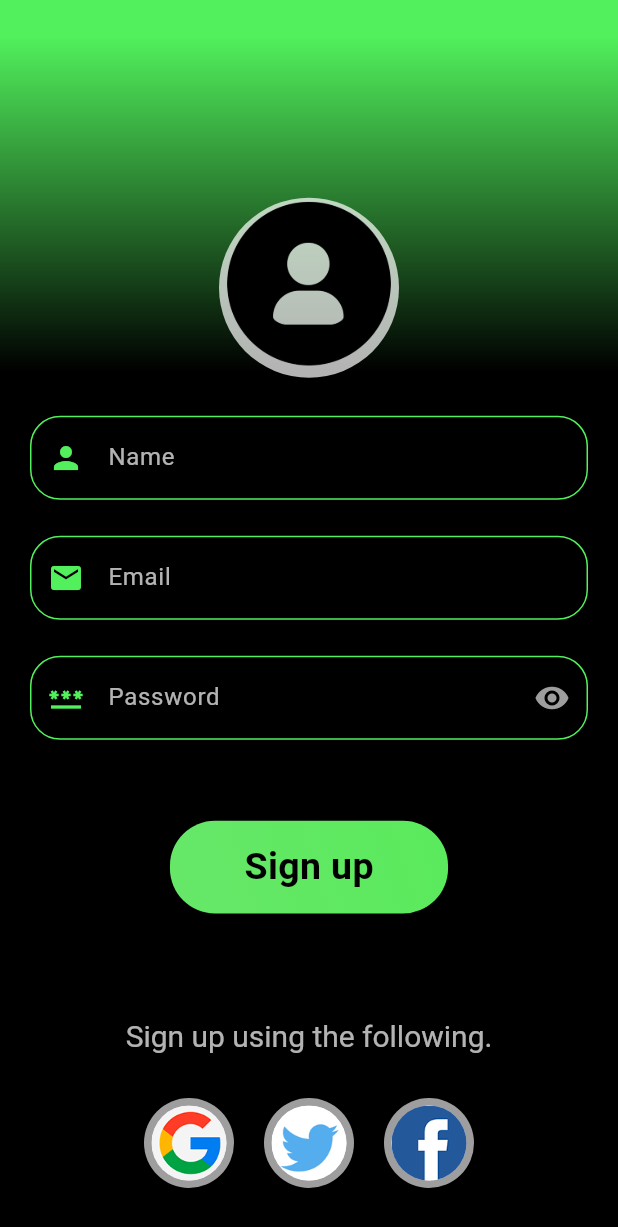
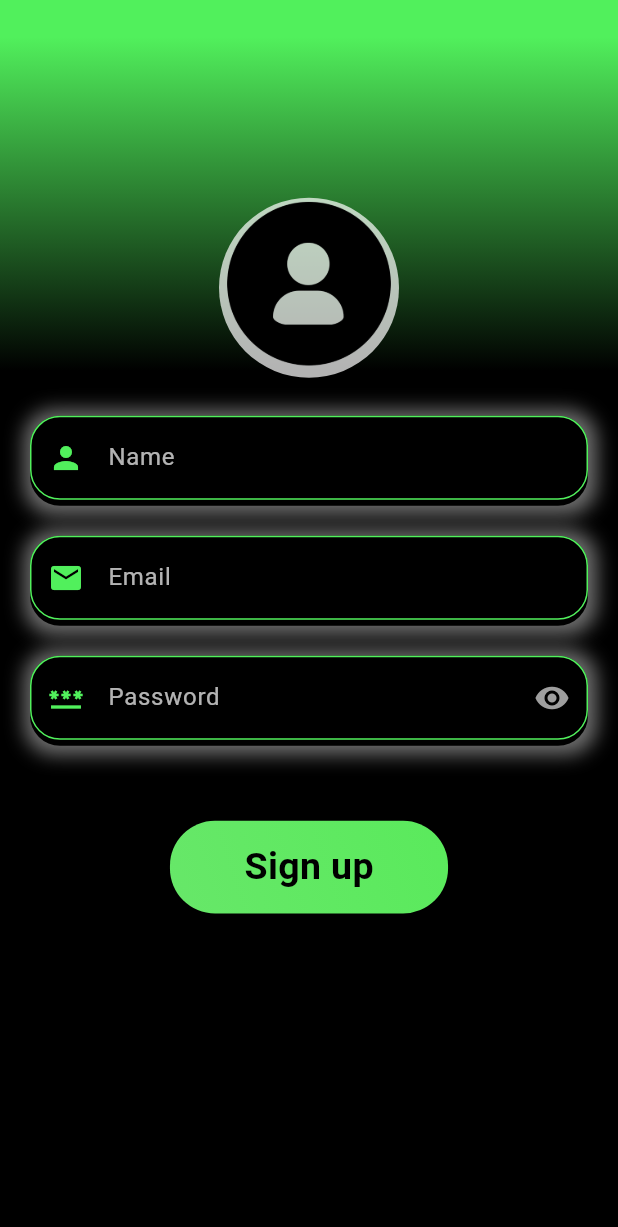
Before and after one commit to SaurikSaha/GoldenOrder-Hackfest24, a Flutter app: the SignUpPage screen opened directly, on a phone screen of 412 x 824 dp. Shown: the top 1227 px of the screen. Run offline on Flutter 3.47's test engine with Material 3 defaults, Android fonts, the phone set to English and light mode, and no system bars; our stand-ins replace camera, firebase_auth, firebase_core, firebase_database, firebase_storage, get and 4 more; accounts and stored records are empty; network calls fail.

Commit message:
Final commit

```diff
--- a/lib/signuppage.dart
+++ b/lib/signuppage.dart
@@ -81,14 +81,14 @@ class _SignUpPageState extends State<SignUpPage> {
                     decoration: BoxDecoration(
                         borderRadius: BorderRadius.circular(20),
                         color: Colors.black,
-                      // boxShadow: [
-                      //   BoxShadow(
-                      //     blurRadius: 10,
-                      //     spreadRadius: 5,
-                      //     offset: Offset(1,1),
-                      //     color: Colors.grey.withOpacity(0.7)
-                      //   )
-                      // ]
+                        boxShadow: [
+                          BoxShadow(
+                              blurRadius: 10,
+                              spreadRadius: 5,
+                              offset: Offset(1,1),
+                              color: Colors.grey.withOpacity(0.7)
+                          )
+                        ]
                     ),
                     child:TextField(
                       controller: nameController,
@@ -126,14 +126,14 @@ class _SignUpPageState extends State<SignUpPage> {
                     decoration: BoxDecoration(
                         borderRadius: BorderRadius.circular(20),
                         color: Colors.black,
-                      // boxShadow: [
-                      //   BoxShadow(
-                      //     blurRadius: 10,
-                      //     spreadRadius: 5,
-                      //     offset: Offset(1,1),
-                      //     color: Colors.grey.withOpacity(0.7)
-                      //   )
-                      // ]
+                        boxShadow: [
+                          BoxShadow(
+                              blurRadius: 10,
+                              spreadRadius: 5,
+                              offset: Offset(1,1),
+                              color: Colors.grey.withOpacity(0.7)
+                          )
+                        ]
                     ),
                     child:TextField(
                       controller: emailController,
@@ -171,14 +171,14 @@ class _SignUpPageState extends State<SignUpPage> {
                     decoration: BoxDecoration(
                         borderRadius: BorderRadius.circular(20),
                         color: Colors.black,
-                      // boxShadow: [
-                      //   BoxShadow(
-                      //       blurRadius: 10,
-                      //       spreadRadius: 5,
-                      //       offset: Offset(1,1),
-                      //       color: Colors.grey.withOpacity(0.7)
-                      //   )
-                      // ]
+                        boxShadow: [
+                          BoxShadow(
+                              blurRadius: 10,
+                              spreadRadius: 5,
+                              offset: Offset(1,1),
+                              color: Colors.grey.withOpacity(0.7)
+                          )
+                        ]
                     ),
                     child:TextField(
                       controller: passwordController,
@@ -260,51 +260,51 @@ class _SignUpPageState extends State<SignUpPage> {
                   ),
                 ),
                 SizedBox(height: 70,),
-                RichText(text: TextSpan(
-                    text: "Sign up using the following.",
-                    style: TextStyle(
-                        fontSize: 20,
-                        fontWeight: FontWeight.normal,
-                        color: Colors.white70
-                    ),
-                )),
-                SizedBox(height: 20,),
-                Wrap(
-                  children: [
-                    Padding(
-                      padding: EdgeInsets.all(10.0),
-                      child: GestureDetector(
-                        onTap: () {
-                          // Handle the onTap event for the first CircleAvatar here
-                          // For example, you can navigate to a new page or show a dialog.
-                          AuthController.instance.signInWithGoogle(context);
-                        },
-                        child: CircleAvatar(
-                          radius: 30,
-                          backgroundColor: Colors.grey,
-                          child: CircleAvatar(
-                            radius: 25,
-                            backgroundImage: AssetImage(images[0]), // Assuming images[0] is the image for the first element
-                          ),
-                        ),
-                      ),
-                    ),
-                    // Now generate the rest of the CircleAvatars starting from index 1
-                    ...List<Widget>.generate(2, (index) {
-                      return Padding(
-                        padding: EdgeInsets.all(10.0),
-                        child: CircleAvatar(
-                          radius: 30,
-                          backgroundColor: Colors.grey,
-                          child: CircleAvatar(
-                            radius: 25,
-                            backgroundImage: AssetImage(images[index + 1]), // Start from index 1
-                          ),
-                        ),
-                      );
-                    }),
-                  ],
-                )
+                // RichText(text: TextSpan(
+                //     text: "Sign up using the following.",
+                //     style: TextStyle(
+                //         fontSize: 20,
+                //         fontWeight: FontWeight.normal,
+                //         color: Colors.white70
+                //     ),
+                // )),
+                // SizedBox(height: 20,),
+                // Wrap(
+                //   children: [
+                //     Padding(
+                //       padding: EdgeInsets.all(10.0),
+                //       child: GestureDetector(
+                //         onTap: () {
+                //           // Handle the onTap event for the first CircleAvatar here
+                //           // For example, you can navigate to a new page or show a dialog.
+                //           AuthController.instance.signInWithGoogle(context);
+                //         },
+                //         child: CircleAvatar(
+                //           radius: 30,
+                //           backgroundColor: Colors.grey,
+                //           child: CircleAvatar(
+                //             radius: 25,
+                //             backgroundImage: AssetImage(images[0]), // Assuming images[0] is the image for the first element
+                //           ),
+                //         ),
+                //       ),
+                //     ),
+                //     // Now generate the rest of the CircleAvatars starting from index 1
+                //     ...List<Widget>.generate(2, (index) {
+                //       return Padding(
+                //         padding: EdgeInsets.all(10.0),
+                //         child: CircleAvatar(
+                //           radius: 30,
+                //           backgroundColor: Colors.grey,
+                //           child: CircleAvatar(
+                //             radius: 25,
+                //             backgroundImage: AssetImage(images[index + 1]), // Start from index 1
+                //           ),
+                //         ),
+                //       );
+                //     }),
+                //   ],
+                // )
               ],
             ),
 
@@ -361,13 +361,13 @@ class _SignUpPageState extends State<SignUpPage> {
         //   context,
         //   MaterialPageRoute(builder: (context) => HomePage(FirebaseAuth.instance.currentUser!.uid.toString())),
         // );
-        dbRef!.child("Users").child("${FirebaseAuth.instance.currentUser?.uid}").push().set(details).whenComplete(() {
-          Navigator.pop(context);
-          Navigator.push(
-            context,
-            MaterialPageRoute(builder: (context) => HomePage(FirebaseAuth.instance.currentUser!.uid.toString())),
-          );
-        });
+        // dbRef!.child("Users").child("${FirebaseAuth.instance.currentUser?.uid}").push().set(details).whenComplete(() {
+        //   Navigator.pop(context);
+        //   Navigator.push(
+        //     context,
+        //     MaterialPageRoute(builder: (context) => HomePage(FirebaseAuth.instance.currentUser!.uid.toString())),
+        //   );
+        // });
       }
     } on Exception catch (e) {
       print(e);
```
Also changed, not shown: lib/LoginPage.dart (+19 -11 lines). Lines whose indentation alone changed are shown as unchanged.
